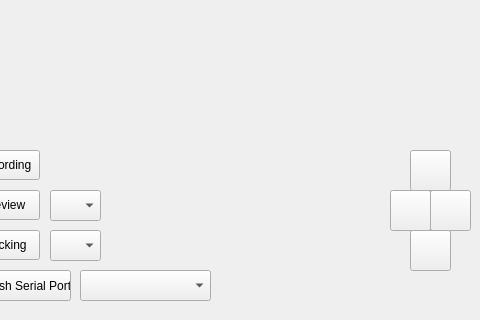
Above: ProjectCortexCoreV2/CoreMVC/View/Template_MainGUI.ui from bearmc27/ProjectCortex before the change; both pictures show x 180 to 660 and y 230 to 550 of the 660 by 550 pixel window. Below: the same form after it.
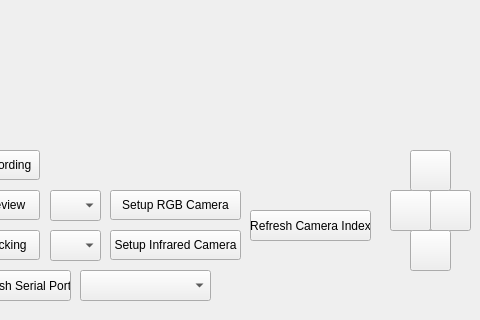
That is the form after the change. Icons and pictures are not drawn.

Commit message: Allow cameras creation

Patch:
```diff
--- a/ProjectCortexCoreV2/CoreMVC/View/Template_MainGUI.ui
+++ b/ProjectCortexCoreV2/CoreMVC/View/Template_MainGUI.ui
@@ -264,6 +264,45 @@
     <string>Refresh Serial Port</string>
    </property>
   </widget>
+  <widget class="QPushButton" name="button_setup_rgb_camera">
+   <property name="geometry">
+    <rect>
+     <x>290</x>
+     <y>420</y>
+     <width>131</width>
+     <height>30</height>
+    </rect>
+   </property>
+   <property name="text">
+    <string>Setup RGB Camera</string>
+   </property>
+  </widget>
+  <widget class="QPushButton" name="button_setup_infrared_camera">
+   <property name="geometry">
+    <rect>
+     <x>290</x>
+     <y>460</y>
+     <width>131</width>
+     <height>30</height>
+    </rect>
+   </property>
+   <property name="text">
+    <string>Setup Infrared Camera</string>
+   </property>
+  </widget>
+  <widget class="QPushButton" name="button_refresh_combobox_camera_index">
+   <property name="geometry">
+    <rect>
+     <x>430</x>
+     <y>440</y>
+     <width>121</width>
+     <height>31</height>
+    </rect>
+   </property>
+   <property name="text">
+    <string>Refresh Camera Index</string>
+   </property>
+  </widget>
  </widget>
  <resources/>
  <connections/>
```
Left out of the diff: 16 changed lines with no effect on the pictures. The commit also changes 7 other files.
